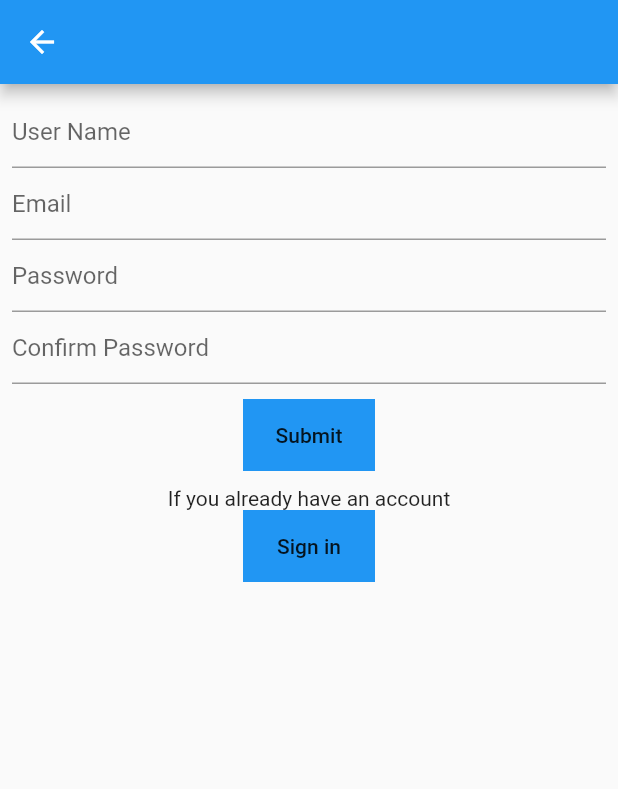
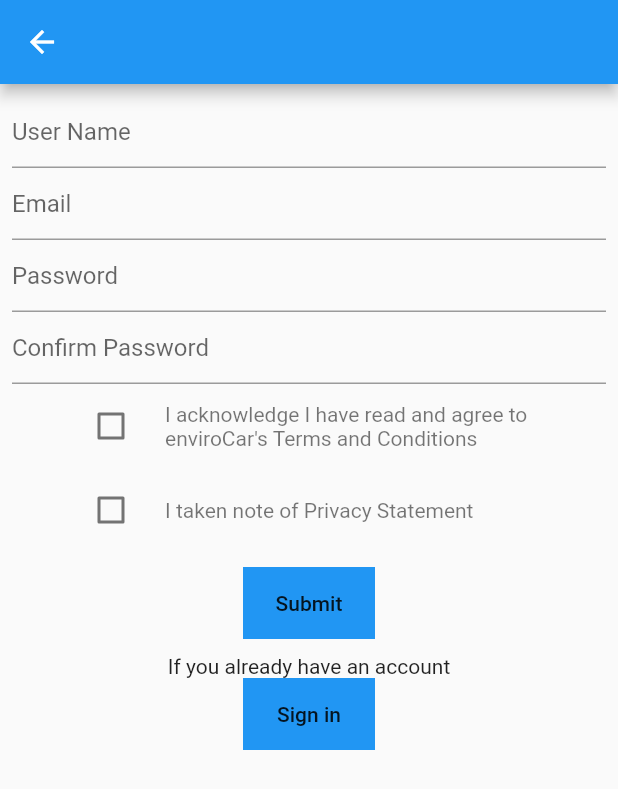
Before and after one commit to NishantChandla/Code-challenge-enviroCar-Flutter, a Flutter app: the SignUpScreen screen opened by its route, on a phone screen of 412 x 824 dp. Shown: the top 789 px of the screen. Run offline on Flutter 3.47's test engine with Material 2 defaults, Android fonts, the phone set to English and light mode, and no system bars; our stand-ins replace bloc, flutter_bloc, shared_preferences; accounts and stored records are empty; network calls fail.

Commit message:
Signup: Terms and privacy widget

```diff
--- a/lib/screens/sign_in_screen.dart
+++ b/lib/screens/sign_in_screen.dart
@@ -73,7 +73,9 @@ class _SignInScreenState extends State<SignInScreen> {
   @override
   Widget build(BuildContext context) {
     return Scaffold(
-        appBar: AppBar(),
+        appBar: AppBar(
+          title: Text("Sign In"),
+        ),
         body: BlocConsumer<SignInBloc, SignInState>(
           listener: (context, state) {
             if (state is SignInAuthenticated) {
--- a/lib/screens/sign_up_screen.dart
+++ b/lib/screens/sign_up_screen.dart
@@ -1,5 +1,6 @@
 import 'package:envirocar/blocs/sign_up_bloc/sign_up_bloc.dart';
 import 'package:envirocar/models/user.dart';
+import 'package:flutter/gestures.dart';
 import 'package:flutter/material.dart';
 import 'package:flutter_bloc/flutter_bloc.dart';
 
@@ -10,6 +11,11 @@ class SignUpScreen extends StatefulWidget {
 
 class _SignUpScreenState extends State<SignUpScreen> {
   final _formKey = GlobalKey<FormState>();
+  bool isAcceptedTerms = false;
+  bool isAcceptedPrivacy = false;
+  TextEditingController nameCon = TextEditingController();
+  TextEditingController emailCon = TextEditingController();
+  TextEditingController tokenCon = TextEditingController();
 
   Future<void> _widgetSuccessfulAuthenticated() async {
     return showDialog<void>(
@@ -37,10 +43,6 @@ class _SignUpScreenState extends State<SignUpScreen> {
   }
 
   Widget _signUpForm([User data]) {
-    TextEditingController nameCon = TextEditingController();
-    TextEditingController emailCon = TextEditingController();
-    TextEditingController tokenCon = TextEditingController();
-
     if (data != null) {
       nameCon.text = (data.name);
       emailCon.text = data.email;
@@ -68,6 +70,62 @@ class _SignUpScreenState extends State<SignUpScreen> {
               controller: tokenCon,
               decoration: InputDecoration(hintText: "Confirm Password"),
             ),
+            Container(
+              margin: EdgeInsets.symmetric(horizontal: 30),
+              alignment: Alignment.center,
+              child: CheckboxListTile(
+                value: isAcceptedTerms,
+                onChanged: (val) {
+                  setState(() {
+                    isAcceptedTerms = !isAcceptedTerms;
+                  });
+                },
+                title: new RichText(
+                  text: TextSpan(
+                      style: TextStyle(fontSize: 14.0, color: Colors.black54),
+                      children: [
+                        TextSpan(
+                            text:
+                                'I acknowledge I have read and agree to enviroCar\'s'),
+                        TextSpan(
+                          recognizer: TapGestureRecognizer()
+                            ..onTap = () {
+                              // TODO:
+                            },
+                          text: ' Terms and Conditions',
+                        ),
+                      ]),
+                ),
+                controlAffinity: ListTileControlAffinity.leading,
+              ),
+            ),
+            Container(
+              margin: EdgeInsets.symmetric(horizontal: 30),
+              alignment: Alignment.center,
+              child: CheckboxListTile(
+                value: isAcceptedPrivacy,
+                onChanged: (val) {
+                  setState(() {
+                    isAcceptedPrivacy = !isAcceptedPrivacy;
+                  });
+                },
+                title: new RichText(
+                  text: TextSpan(
+                      style: TextStyle(fontSize: 14.0, color: Colors.black54),
+                      children: [
+                        TextSpan(text: 'I taken note of'),
+                        TextSpan(
+                          recognizer: TapGestureRecognizer()
+                            ..onTap = () {
+                              // TODO:
+                            },
+                          text: ' Privacy Statement',
+                        ),
+                      ]),
+                ),
+                controlAffinity: ListTileControlAffinity.leading,
+              ),
+            ),
             SizedBox(
               height: 10,
             ),
@@ -81,8 +139,8 @@ class _SignUpScreenState extends State<SignUpScreen> {
                           name: nameCon.text,
                           email: emailCon.text,
                           token: tokenCon.text,
-                          acceptedTerms: true,
-                          acceptedPrivacy: true));
+                          acceptedTerms: isAcceptedTerms,
+                          acceptedPrivacy: isAcceptedPrivacy));
                   // _widgetLoading();
                 },
                 child: Text("Submit"),
```
